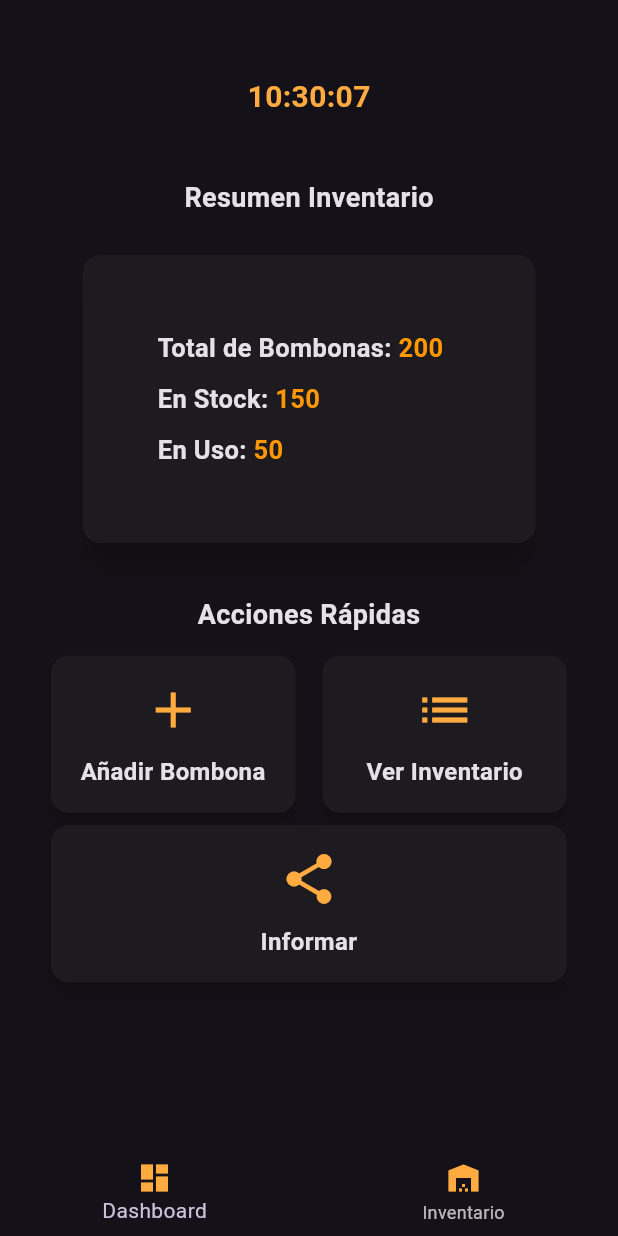
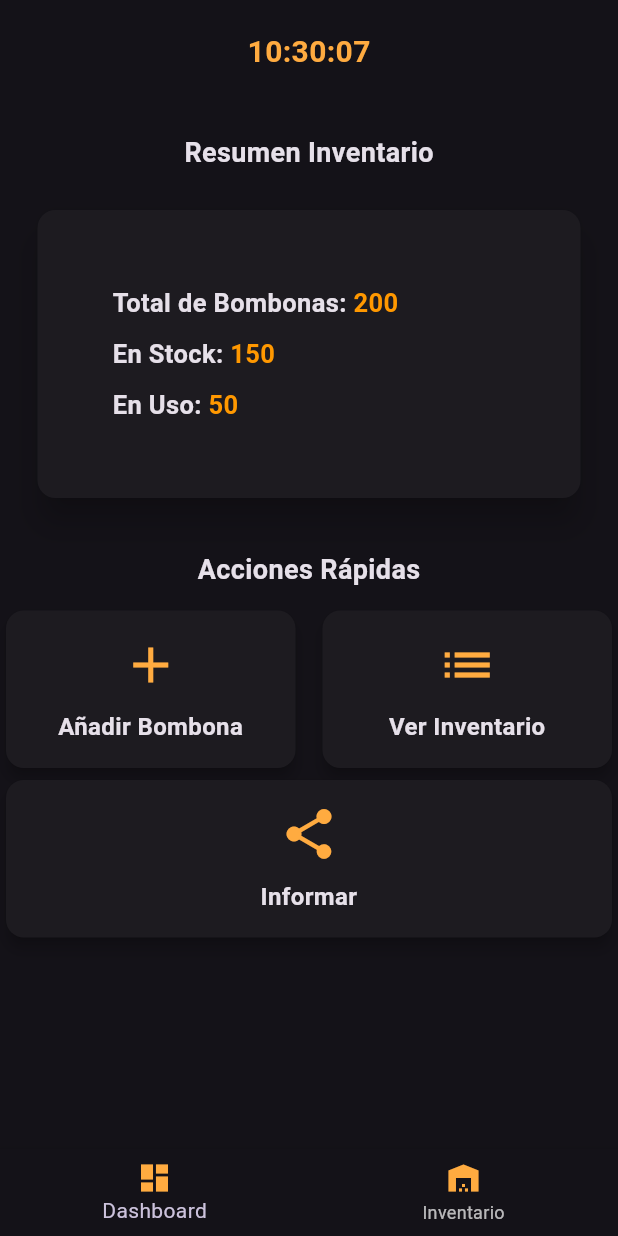
Before and after one commit to GinesMr/RepsolWareHouse, a Flutter app: the screen it shows after launch, on a phone screen of 412 x 824 dp. Run offline on Flutter 3.47's test engine with Material 3 defaults, Android fonts, the phone set to English and light mode, and no system bars.

Commit message:
Commit:Some change to adapt the app to different screens sizes

```diff
--- a/lib/screens/DashboardScreen.dart
+++ b/lib/screens/DashboardScreen.dart
@@ -8,7 +8,7 @@ class DashboardScreen extends StatelessWidget {
   Widget build(BuildContext context) {
     return Scaffold(
       body: Padding(
-        padding: EdgeInsets.all(30.0),
+        padding: EdgeInsets.all(0),
         child: SingleChildScrollView(
           child: Column(
             crossAxisAlignment: CrossAxisAlignment.center,
--- a/lib/screens/InventarioScreen.dart
+++ b/lib/screens/InventarioScreen.dart
@@ -29,7 +29,7 @@ class InventarioScreen extends StatelessWidget {
           'Inventario',
           style: TextStyle(fontWeight: FontWeight.bold),
         ),
-        centerTitle: true, // Centra el título
+        centerTitle: true,
       ),
       body: ListView.builder(
         itemCount: bombonas.length,
```
